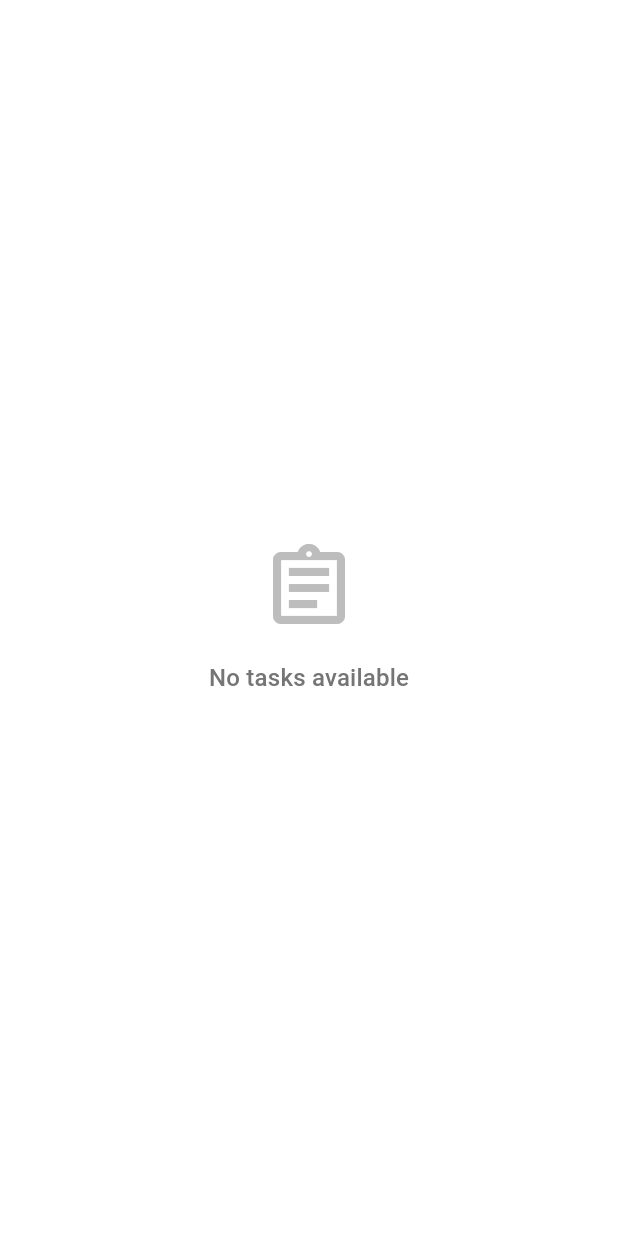
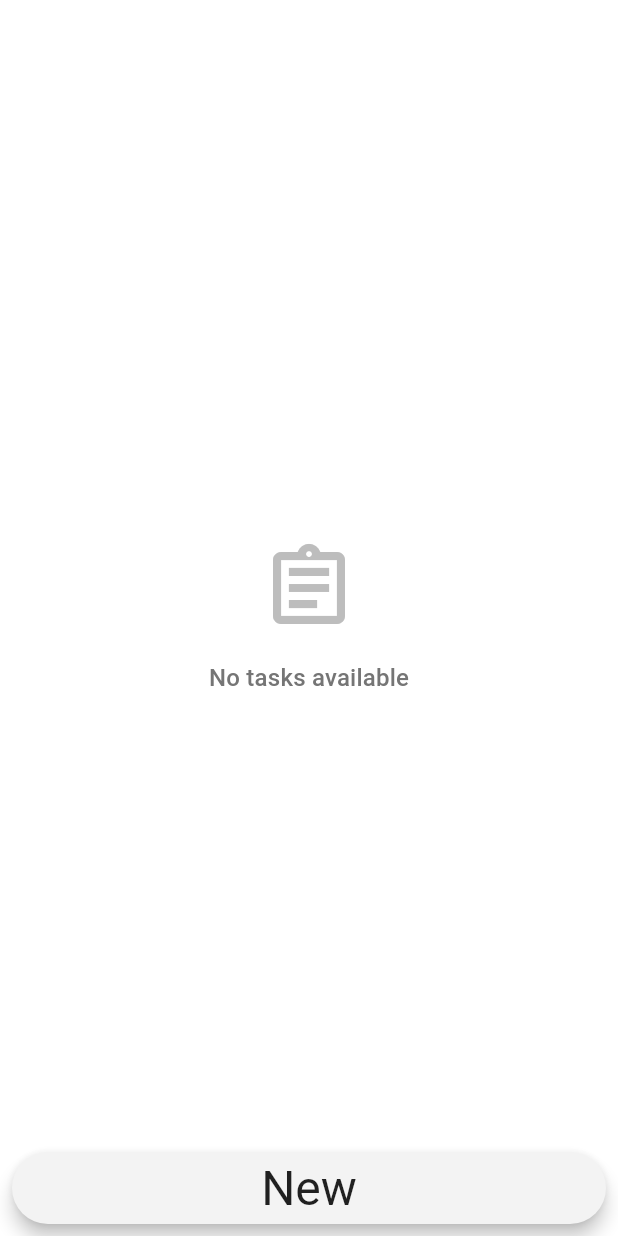
Before and after one commit to EnterGodMode23/tiberium_crm, a Flutter app: the SalesHome widget shown alone on an empty page, opened directly, on a phone screen of 412 x 824 dp. Run offline on Flutter 3.47's test engine with Material 3 defaults, Android fonts, the phone set to English and light mode, and no system bars; our stand-ins replace auto_route, cached_network_image, dio, flutter_form_builder, flutter_svg, form_builder_validators and 3 more; accounts and stored records are empty; generated files the repository leaves out were written again; network calls fail; Roboto replaces fonts that are missing (SFUI).

Commit message:
fix sales button

```diff
--- a/lib/features/home/sales_home.dart
+++ b/lib/features/home/sales_home.dart
@@ -43,11 +43,11 @@ class _SalesHomeState extends State<SalesHome> with AutoRouteAwareStateMixin {
   void didChangeTabRoute(TabPageRoute previousRoute) => _getTasks();
 
   @override
-  Widget build(BuildContext context) => _isTasksListsEmpty()
+  Widget build(BuildContext context) => Stack(
+        children: [
+          _isTasksListsEmpty()
               ? const EmptyTasksList()
-      : Stack(
-          children: [
-            SingleChildScrollView(
+              : SingleChildScrollView(
                   child: Column(
                     children: [
                       const SectionHeader('Main Tasks'),
```
Lines whose indentation alone changed are shown as unchanged.
